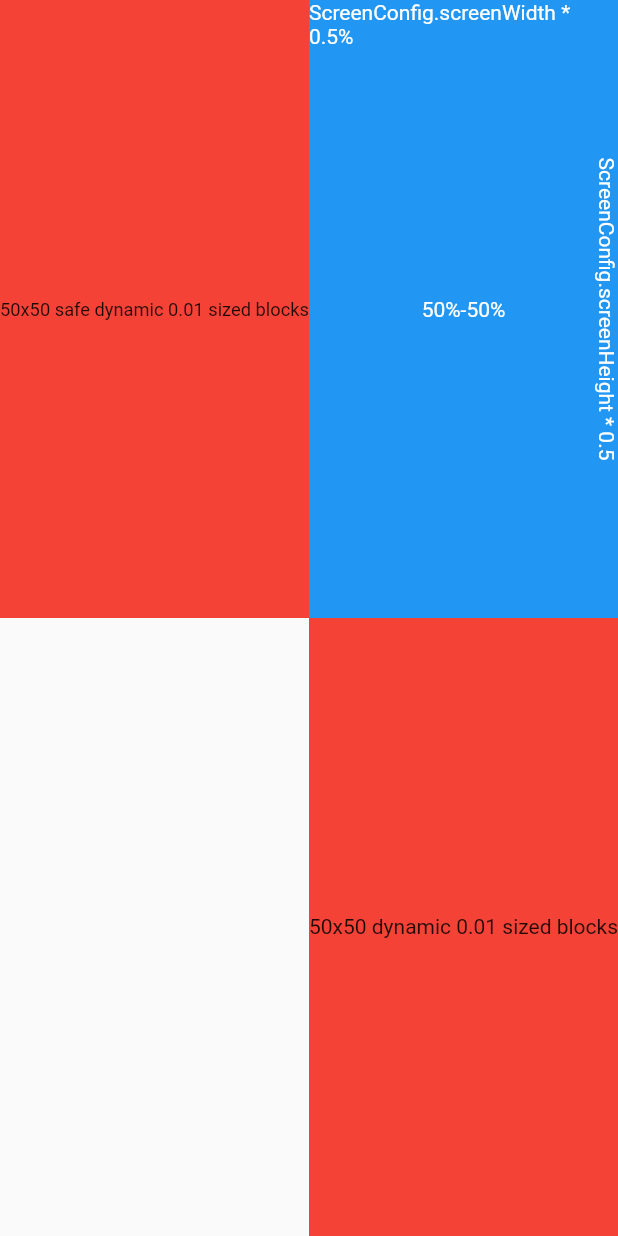
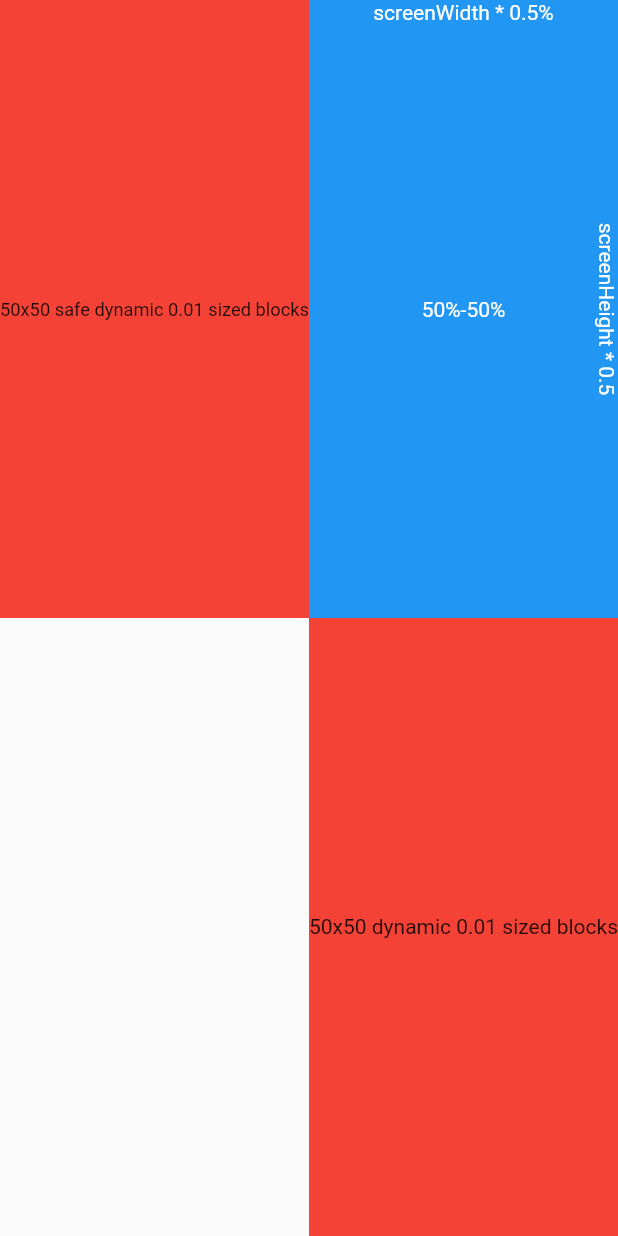
Before and after one commit to A-Castanho/screen_config, a Flutter app: the screen it shows after launch, on a phone screen of 412 x 824 dp. Run offline on Flutter 3.47's test engine with Material 2 defaults, Android fonts, the phone set to English and light mode, and no system bars.

Commit message:
no longer need to access the static values through sizeconfig, they are now public

```diff
--- a/example/lib/main.dart
+++ b/example/lib/main.dart
@@ -37,11 +37,11 @@ class AppHome extends StatelessWidget {
           mainAxisAlignment: MainAxisAlignment.spaceBetween,
           children: [
             Padding(
-              padding: ScreenConfig.viewInsets,
+              padding: viewInsets,
               child: Container(
                 color: Colors.red,
-                height: ScreenConfig.safeBlockVertical * 50,
-                width: ScreenConfig.safeBlockHorizontal * 50,
+                height: safeBlockVertical * 50,
+                width: safeBlockHorizontal * 50,
                 child: FittedBox(
                   child: Text("50x50 safe dynamic 0.01 sized blocks"),
                 ),
@@ -53,14 +53,14 @@ class AppHome extends StatelessWidget {
           children: [
             Container(
               color: Colors.blue,
-              width: ScreenConfig.screenWidth * 0.5,
-              height: ScreenConfig.screenHeight * 0.5,
+              width: screenWidth * 0.5,
+              height: screenHeight * 0.5,
               child: Stack(
                 children: [
                   Align(
                     alignment: Alignment.topCenter,
                     child: Text(
-                      "ScreenConfig.screenWidth * 0.5%",
+                      "screenWidth * 0.5%",
                       style: TextStyle(color: Colors.white),
                     ),
                   ),
@@ -74,7 +74,7 @@ class AppHome extends StatelessWidget {
                     child: RotatedBox(
                       quarterTurns: 1,
                       child: Text(
-                        "ScreenConfig.screenHeight * 0.5",
+                        "screenHeight * 0.5",
                         style: TextStyle(color: Colors.white),
                       ),
                     ),
@@ -84,8 +84,8 @@ class AppHome extends StatelessWidget {
             ),
             Container(
               color: Colors.red,
-              height: ScreenConfig.blockSizeVertical * 50,
-              width: ScreenConfig.blockSizeHorizontal * 50,
+              height: blockSizeVertical * 50,
+              width: blockSizeHorizontal * 50,
               child: FittedBox(
                 child: Text("50x50 dynamic 0.01 sized blocks"),
               ),
--- a/lib/screen_config.dart
+++ b/lib/screen_config.dart
@@ -1,35 +1,34 @@
 import 'package:flutter/material.dart';
 
-class ScreenConfig {
-  static late MediaQueryData _mediaQueryData;
+late MediaQueryData mediaQueryData;
 
 ///The width of the screen
 ///Usage example:
 ///width:ScreenConfig.screenWidth*0.5
-  static late double screenWidth;
+late double screenWidth;
 
 ///The height of the screen
 ///Usage example:
 ///width:ScreenConfig.screenHeight*0.5
-  static late double screenHeight;
+late double screenHeight;
 
 ///A part of the total screen width set according to the blockSize passed on initialization
-  static late double blockSizeHorizontal;
+late double blockSizeHorizontal;
 
 ///A part of the total screen height set according to the blockSize passed on initialization
-  static late double blockSizeVertical;
+late double blockSizeVertical;
 
 ///The value occupied for padding parts of the display that are partially obscured by system UI horizontally
-  static late double _safeAreaHorizontal;
+late double safeAreaHorizontal;
 
 ///The value occupied for padding parts of the display that are partially obscured by system UI vertically
-  static late double _safeAreaVertical;
+late double safeAreaVertical;
 
 ///A part of the total screen width set according to the blockSize passed on initialization to which was reduced the value occupied for padding parts of the display that are partially obscured by system UI horizontally
-  static late double safeBlockHorizontal;
+late double safeBlockHorizontal;
 
 ///A part of the total screen height set according to the blockSize passed on initialization to which was reduced the value occupied for padding parts of the display that are partially obscured by system UI vertically
-  static late double safeBlockVertical;
+late double safeBlockVertical;
 
 ///The parts of the display that are completely obscured by system UI, typically by the device's keyboard.
 ///
@@ -41,20 +40,21 @@ class ScreenConfig {
 ///
 ///[ui.window], which provides some additional detail about this property and how it relates to [padding] and [viewPadding].
 
-  static late EdgeInsets viewInsets;
+late EdgeInsets viewInsets;
 
-  static void init(BuildContext context, {blockSize = 100}) {
-    _mediaQueryData = MediaQuery.of(context);
-    viewInsets = _mediaQueryData.viewInsets;
-    screenWidth = _mediaQueryData.size.width;
-    screenHeight = _mediaQueryData.size.height;
+class ScreenConfig {
+  static init(BuildContext context, {blockSize = 100}) {
+    mediaQueryData = MediaQuery.of(context);
+    viewInsets = mediaQueryData.viewInsets;
+    screenWidth = mediaQueryData.size.width;
+    screenHeight = mediaQueryData.size.height;
     blockSizeHorizontal = screenWidth / blockSize;
     blockSizeVertical = screenHeight / blockSize;
-    _safeAreaHorizontal =
-        _mediaQueryData.padding.left + _mediaQueryData.padding.right;
-    _safeAreaVertical =
-        _mediaQueryData.padding.top + _mediaQueryData.padding.bottom;
-    safeBlockHorizontal = (screenWidth - _safeAreaHorizontal) / blockSize;
-    safeBlockVertical = (screenHeight - _safeAreaVertical) / blockSize;
+    safeAreaHorizontal =
+        mediaQueryData.padding.left + mediaQueryData.padding.right;
+    safeAreaVertical =
+        mediaQueryData.padding.top + mediaQueryData.padding.bottom;
+    safeBlockHorizontal = (screenWidth - safeAreaHorizontal) / blockSize;
+    safeBlockVertical = (screenHeight - safeAreaVertical) / blockSize;
   }
 }
--- a/pubspec.yaml
+++ b/pubspec.yaml
@@ -1,6 +1,6 @@
 name: screen_config
 description: Easier way to handle dynamic sizes
-version: 0.1.0
+version: 1.0.0
 homepage:
 
 environment:
```
Also changed, not shown: example/pubspec.lock. Lines whose indentation alone changed are shown as unchanged.
